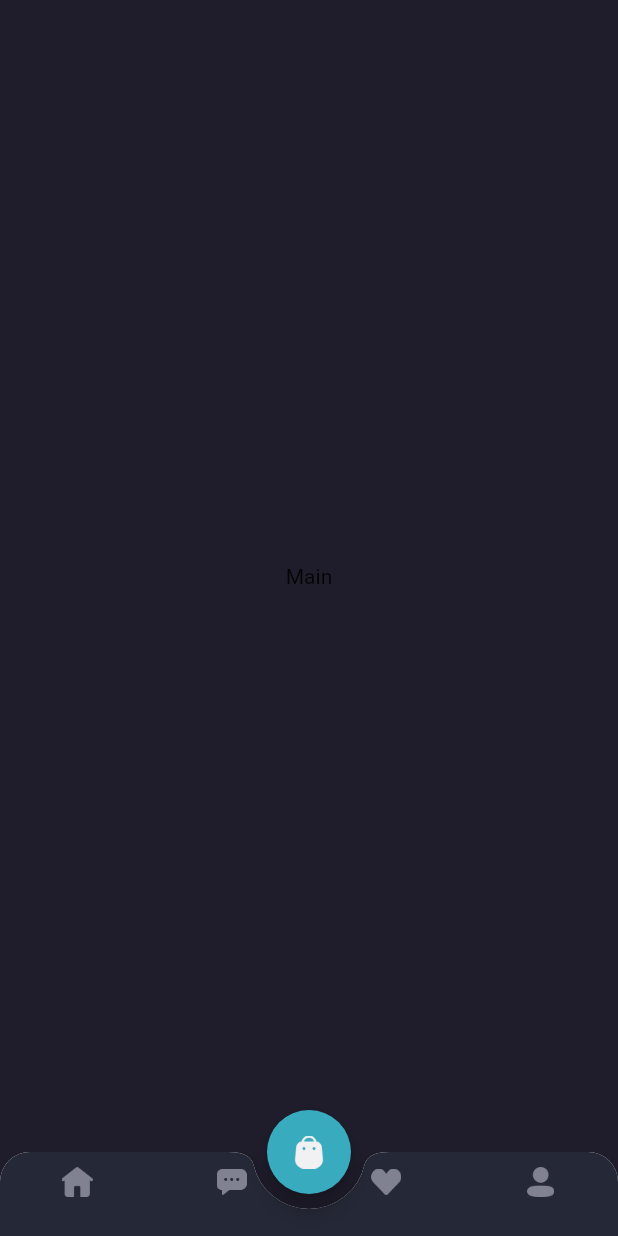
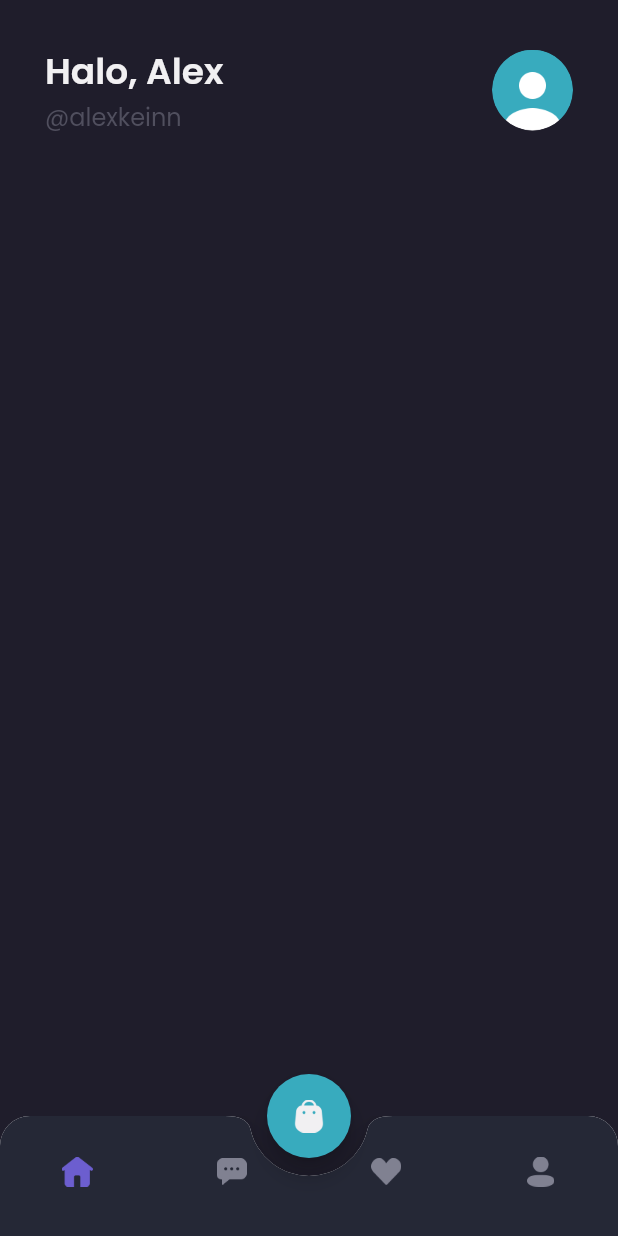
Before and after one commit to yantoiswanto/shamo-app, a Flutter app: the MainPage screen opened by its route, on a phone screen of 412 x 824 dp. Run offline on Flutter 3.47's test engine with Material 2 defaults, Android fonts, the phone set to English and light mode, and no system bars; our stand-ins replace google_fonts.

Commit message:
Slicing Home page header

```diff
--- /dev/null
+++ b/lib/pages/home/chat_page.dart
@@ -0,0 +1,14 @@
+import 'package:flutter/material.dart';
+
+class ChatPage extends StatelessWidget {
+  const ChatPage({super.key});
+
+  @override
+  Widget build(BuildContext context) {
+    return Center(
+      child: Text(
+        'Chat Page',
+      ),
+    );
+  }
+}
--- /dev/null
+++ b/lib/pages/home/home_page.dart
@@ -0,0 +1,58 @@
+import 'package:flutter/material.dart';
+import 'package:shamo_app/theme.dart';
+
+class HomePage extends StatelessWidget {
+  const HomePage({super.key});
+
+  @override
+  Widget build(BuildContext context) {
+    Widget header() {
+      return Container(
+        margin: EdgeInsets.only(
+          top: defaultMargin,
+          left: defaultMargin,
+          right: defaultMargin,
+        ),
+        child: Row(
+          children: [
+            Expanded(
+              child: Column(
+                crossAxisAlignment: CrossAxisAlignment.start,
+                children: [
+                  Text(
+                    'Halo, Alex',
+                    style: primaryTextStyle.copyWith(
+                      fontSize: 24,
+                      fontWeight: semiBold,
+                    ),
+                  ),
+                  Text(
+                    '@alexkeinn',
+                    style: subtitleTextStyle.copyWith(fontSize: 16),
+                  )
+                ],
+              ),
+            ),
+            Container(
+              width: 54,
+              height: 54,
+              decoration: BoxDecoration(
+                  shape: BoxShape.circle,
+                  image: DecorationImage(
+                    image: AssetImage(
+                      'assets/image_profile.png',
+                    ),
+                  )),
+            )
+          ],
+        ),
+      );
+    }
+
+    return ListView(
+      children: [
+        header(),
+      ],
+    );
+  }
+}
--- a/lib/pages/home/main_page.dart
+++ b/lib/pages/home/main_page.dart
@@ -1,8 +1,19 @@
 import 'package:flutter/material.dart';
+import 'package:shamo_app/pages/home/chat_page.dart';
+import 'package:shamo_app/pages/home/home_page.dart';
+import 'package:shamo_app/pages/home/profile_page.dart';
+import 'package:shamo_app/pages/home/wishlist_page.dart';
 import 'package:shamo_app/theme.dart';
 
-class MainPage extends StatelessWidget {
+class MainPage extends StatefulWidget {
   const MainPage({super.key});
+
+  @override
+  State<MainPage> createState() => _MainPageState();
+}
+
+class _MainPageState extends State<MainPage> {
+  int currentIndex = 0;
 
   @override
   Widget build(BuildContext context) {
@@ -19,37 +30,77 @@ class MainPage extends StatelessWidget {
 
     Widget customBottonNav() {
       return ClipRRect(
-        borderRadius: BorderRadius.vertical(top: Radius.circular(20)),
+        borderRadius: BorderRadius.vertical(
+          top: Radius.circular(20),
+        ),
         child: BottomAppBar(
           shape: CircularNotchedRectangle(),
-          notchMargin: 10,
+          notchMargin: 12,
           clipBehavior: Clip.antiAlias,
           child: BottomNavigationBar(
             backgroundColor: backgroundColor4,
+            currentIndex: currentIndex,
+            onTap: ((value) {
+              setState(() {
+                currentIndex = value;
+              });
+            }),
             type: BottomNavigationBarType.fixed,
             items: [
               BottomNavigationBarItem(
-                  icon: Image.asset(
+                icon: Container(
+                  margin: EdgeInsets.only(
+                    top: 20,
+                    bottom: 10,
+                  ),
+                  child: Image.asset(
                     'assets/icon_home.png',
                     width: 21,
+                    color: currentIndex == 0 ? primaryColor : Color(0xff808191),
                   ),
-                  label: ''),
+                ),
+                label: '',
+              ),
               BottomNavigationBarItem(
-                  icon: Image.asset(
+                icon: Container(
+                  margin: EdgeInsets.only(
+                    top: 20,
+                    bottom: 10,
+                  ),
+                  child: Image.asset(
                     'assets/icon_chat.png',
                     width: 20,
+                    color: currentIndex == 1 ? primaryColor : Color(0xff808191),
                   ),
-                  label: ''),
+                ),
+                label: '',
+              ),
               BottomNavigationBarItem(
-                  icon: Image.asset(
+                icon: Container(
+                  margin: EdgeInsets.only(
+                    top: 20,
+                    bottom: 10,
+                  ),
+                  child: Image.asset(
                     'assets/icon_wishlist.png',
                     width: 20,
+                    color: currentIndex == 2 ? primaryColor : Color(0xff808191),
                   ),
-                  label: ''),
+                ),
+                label: '',
+              ),
               BottomNavigationBarItem(
-                  icon: Image.asset(
-                    'assets/icon_profile.png',
-                    width: 18,
+                  icon: Container(
+                    margin: EdgeInsets.only(
+                      top: 20,
+                      bottom: 10,
+                    ),
+                    child: Image.asset(
+                      'assets/icon_profile.png',
+                      width: 18,
+                      color:
+                          currentIndex == 3 ? primaryColor : Color(0xff808191),
+                    ),
                   ),
                   label: ''),
             ],
@@ -58,12 +109,31 @@ class MainPage extends StatelessWidget {
       );
     }
 
+    Widget body() {
+      switch (currentIndex) {
+        case 0:
+          return HomePage();
+          break;
+        case 1:
+          return ChatPage();
+          break;
+        case 2:
+          return WhistlistPage();
+          break;
+        case 3:
+          return ProfilePage();
+          break;
+        default:
+          return HomePage();
+      }
+    }
+
     return Scaffold(
       backgroundColor: backgroundColor1,
       floatingActionButton: cartButton(),
       floatingActionButtonLocation: FloatingActionButtonLocation.centerDocked,
       bottomNavigationBar: customBottonNav(),
-      body: Center(child: Text('Main')),
+      body: body(),
     );
   }
 }
--- /dev/null
+++ b/lib/pages/home/profile_page.dart
@@ -0,0 +1,14 @@
+import 'package:flutter/material.dart';
+
+class ProfilePage extends StatelessWidget {
+  const ProfilePage({super.key});
+
+  @override
+  Widget build(BuildContext context) {
+    return Center(
+      child: Text(
+        'Profile Page',
+      ),
+    );
+  }
+}
--- /dev/null
+++ b/lib/pages/home/wishlist_page.dart
@@ -0,0 +1,14 @@
+import 'package:flutter/material.dart';
+
+class WhistlistPage extends StatelessWidget {
+  const WhistlistPage({super.key});
+
+  @override
+  Widget build(BuildContext context) {
+    return Center(
+      child: Text(
+        'Wishlist Page',
+      ),
+    );
+  }
+}
```
